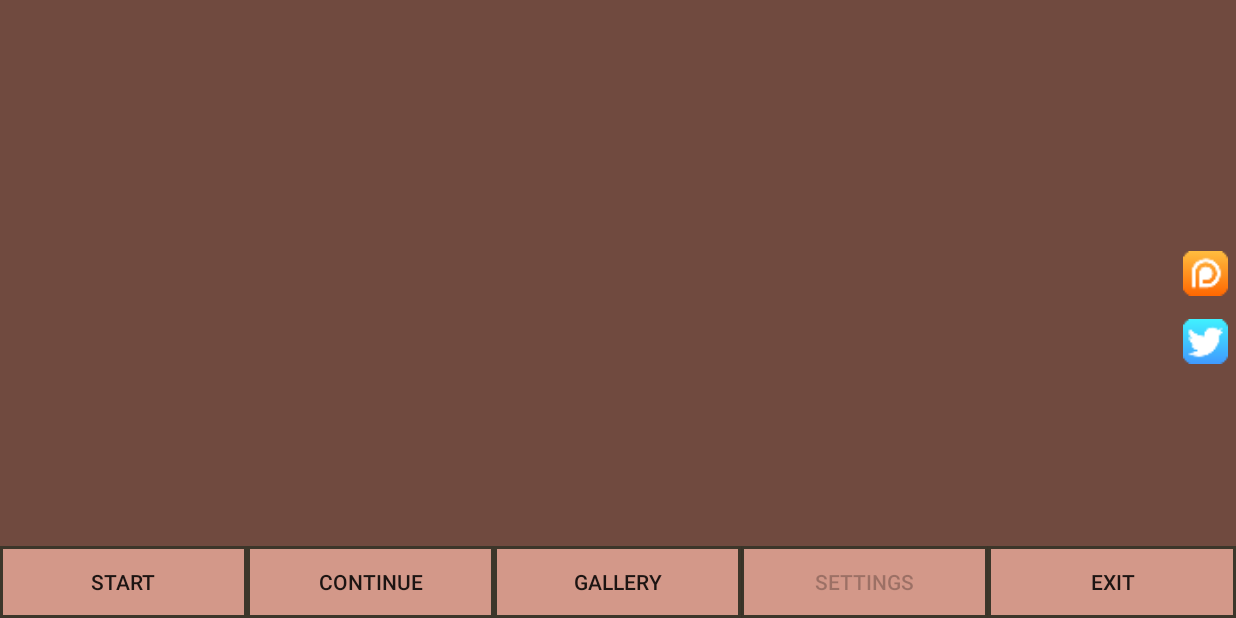
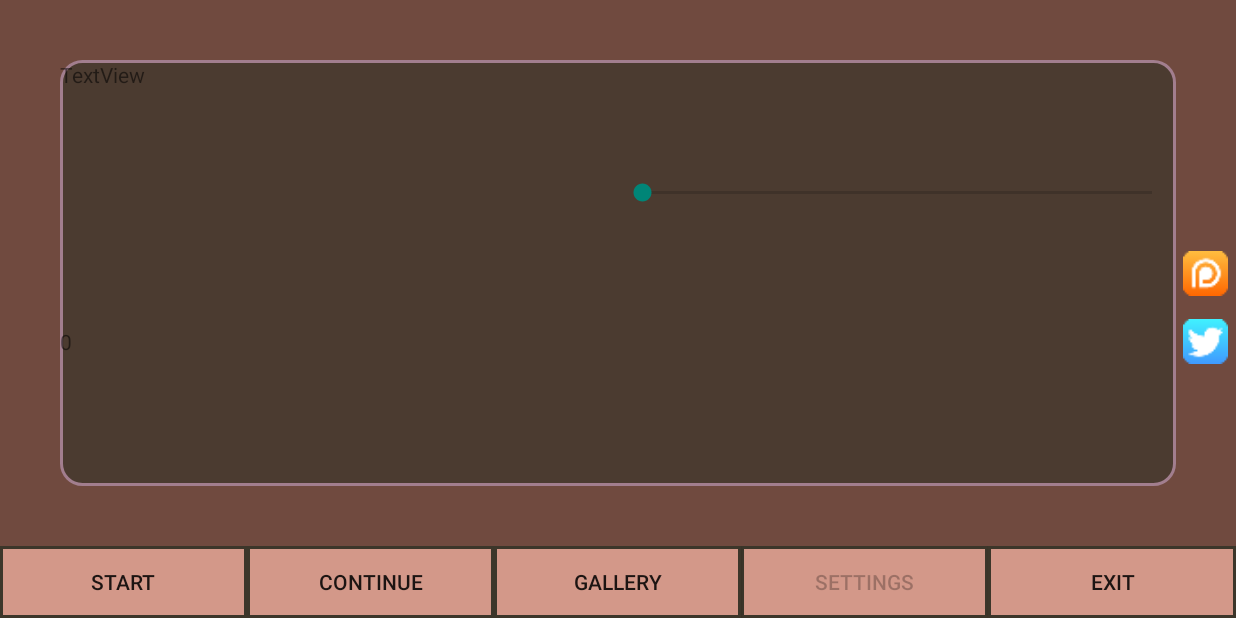
Before and after one commit to idvera77/Cosplay-Triple-Date, an Android app: the HomeActivity screen opened directly, with no data from a screen before it, after a tap on "SETTINGS", on a phone screen of 824 x 412 dp (held sideways). Run offline under Robolectric (Android 15) with nearby library versions, the phone set to English and light mode, and no system bars; 2 other taps on this screen came first.

```diff
--- a/app/src/main/AndroidManifest.xml
+++ b/app/src/main/AndroidManifest.xml
@@ -24,6 +24,7 @@
                 <category android:name="android.intent.category.LAUNCHER" />
             </intent-filter>
         </activity>
+        <service android:enabled="true" android:name="com.mystra77.visualnovel.services.ServiceGallery" android:stopWithTask="true" />
     </application>
 
 </manifest>
--- a/app/src/main/java/com/mystra77/visualnovel/HomeActivity.java
+++ b/app/src/main/java/com/mystra77/visualnovel/HomeActivity.java
@@ -5,9 +5,11 @@ import androidx.fragment.app.Fragment;
 import androidx.fragment.app.FragmentTransaction;
 
 import android.app.AlertDialog;
+import android.content.Context;
 import android.content.DialogInterface;
 import android.content.Intent;
 
+import android.content.SharedPreferences;
 import android.net.Uri;
 import android.os.Bundle;
 
@@ -36,10 +38,13 @@ public class HomeActivity extends AppCompatActivity {
     private FragmentTransaction transaction;
     private Handler handler;
     private MyOpenHelper moh;
+    private SharedPreferences preferencesSettings;
 
     @Override
     protected void onCreate(Bundle savedInstanceState) {
         super.onCreate(savedInstanceState);
+
+        preferencesSettings = getSharedPreferences(getString(R.string.app_name), Context.MODE_PRIVATE);
 
         //Delete Status Bar and insert Animation
         requestWindowFeature(Window.FEATURE_NO_TITLE);
@@ -163,6 +168,8 @@ public class HomeActivity extends AppCompatActivity {
         return moh;
     }
 
+    public SharedPreferences getPreferencesSettings() { return preferencesSettings; }
+
     @Override
     public void onBackPressed() {
 
--- a/app/src/main/java/com/mystra77/visualnovel/database/MyOpenHelper.java
+++ b/app/src/main/java/com/mystra77/visualnovel/database/MyOpenHelper.java
@@ -55,8 +55,10 @@ public class MyOpenHelper extends SQLiteOpenHelper {
         return player;
     }
 
-    public void deleteGame(int id){
-
+    public void deleteSaveGame(int id){
+        SQLiteDatabase db = this.getWritableDatabase();
+        db.delete(Constants.getTableGame(), Constants.getKeyId() + "=" + id, null);
+        db.execSQL("INSERT INTO " + Constants.getTableGame() + "(" + Constants.getKeyId() + ") VALUES (" + id + ")");
     }
 
     public int unlockGallerySelect() {
--- a/app/src/main/java/com/mystra77/visualnovel/fragments/SettingsFragment.java
+++ b/app/src/main/java/com/mystra77/visualnovel/fragments/SettingsFragment.java
@@ -1,6 +1,8 @@
 package com.mystra77.visualnovel.fragments;
 
 
+import android.content.Intent;
+import android.content.SharedPreferences;
 import android.os.Bundle;
 
 import androidx.fragment.app.Fragment;
@@ -8,12 +10,19 @@ import androidx.fragment.app.Fragment;
 import android.view.LayoutInflater;
 import android.view.View;
 import android.view.ViewGroup;
+import android.widget.SeekBar;
+import android.widget.TextView;
 
+
+import com.mystra77.visualnovel.HomeActivity;
 import com.mystra77.visualnovel.R;
 
 
 public class SettingsFragment extends Fragment {
-
+    private HomeActivity activity;
+    private View view;
+    private TextView recibirMusica;
+    private SeekBar volume;
 
     public SettingsFragment() {
         // Required empty public constructor
@@ -22,8 +31,43 @@ public class SettingsFragment extends Fragment {
 
     @Override
     public View onCreateView(LayoutInflater inflater, ViewGroup container, Bundle savedInstanceState) {
-        // Inflate the layout for this fragment
-        return inflater.inflate(R.layout.fragment_settings, container, false);
+        activity = (HomeActivity) getActivity();
+        view = inflater.inflate(R.layout.fragment_settings, container, false);
+
+        int volumenMusica;
+        volumenMusica = activity.getPreferencesSettings().getInt("volumen", 0);
+
+        recibirMusica = view.findViewById(R.id.recibirMusica);
+        volume = view.findViewById(R.id.seekBarMusic);
+        volume.setProgress(volumenMusica);
+        recibirMusica.setText(volumenMusica+"");
+
+        volume.setOnSeekBarChangeListener(new SeekBar.OnSeekBarChangeListener() {
+            @Override
+            public void onProgressChanged(SeekBar seekBar, int progress, boolean fromUser) {
+
+                int volume = progress;
+                recibirMusica.setText(volume+"");
+                SharedPreferences.Editor editor = activity.getPreferencesSettings().edit();
+                editor.putInt("volumen", volume);
+                editor.commit();
+
+            }
+
+            @Override
+            public void onStartTrackingTouch(SeekBar seekBar) {
+
+            }
+
+            @Override
+            public void onStopTrackingTouch(SeekBar seekBar) {
+
+            }
+        });
+
+
+
+        return view;
     }
 
 }
--- a/app/src/main/res/layout/fragment_settings.xml
+++ b/app/src/main/res/layout/fragment_settings.xml
@@ -1,7 +1,57 @@
 <?xml version="1.0" encoding="utf-8"?>
 <androidx.constraintlayout.widget.ConstraintLayout xmlns:android="http://schemas.android.com/apk/res/android"
+    xmlns:app="http://schemas.android.com/apk/res-auto"
     xmlns:tools="http://schemas.android.com/tools"
-    android:id="@+id/settingsConstraintLayout"
+    android:id="@+id/continueConstraintLayout"
     android:layout_width="match_parent"
     android:layout_height="match_parent"
-    tools:context=".fragments.SettingsFragment" />
+    android:layout_margin="40dp"
+    android:background="@drawable/border_menu"
+    tools:context=".fragments.SettingsFragment">
+
+    <LinearLayout
+        android:layout_width="0dp"
+        android:layout_height="0dp"
+        android:orientation="vertical"
+        app:layout_constraintBottom_toBottomOf="parent"
+        app:layout_constraintEnd_toEndOf="parent"
+        app:layout_constraintStart_toStartOf="parent"
+        app:layout_constraintTop_toTopOf="parent"
+        app:layout_constraintVertical_bias="0.6">
+
+        <LinearLayout
+            android:layout_width="match_parent"
+            android:layout_height="match_parent"
+            android:layout_weight="0.6"
+            android:orientation="horizontal">
+
+            <TextView
+                android:id="@+id/txtMusic"
+                android:layout_width="match_parent"
+                android:layout_height="match_parent"
+                android:layout_weight="1"
+                android:text="TextView" />
+
+            <SeekBar
+                android:id="@+id/seekBarMusic"
+                android:layout_width="match_parent"
+                android:layout_height="match_parent"
+                android:layout_weight="1" />
+        </LinearLayout>
+
+        <LinearLayout
+            android:layout_width="match_parent"
+            android:layout_height="match_parent"
+            android:layout_weight="1"
+            android:orientation="horizontal"
+            android:scaleType="fitXY">
+
+            <TextView
+                android:id="@+id/recibirMusica"
+                android:layout_width="wrap_content"
+                android:layout_height="wrap_content"
+                android:layout_weight="1"
+                android:text="TextView" />
+        </LinearLayout>
+    </LinearLayout>
+</androidx.constraintlayout.widget.ConstraintLayout>
--- a/app/src/main/res/values/colors.xml
+++ b/app/src/main/res/values/colors.xml
@@ -3,6 +3,7 @@
     <color name="colorLoadScreen">#DDBC99</color>
     <color name="border">#A27E8E</color>
     <color name="borderMenu">#3C362A</color>
+    <color name="borderImageGallery">#A27E8E</color>
     <color name="backgroundMenu">#B33C362A</color>
     <color name="backgroundHome">#704A3F</color>
     <color name="baseButton">#D39889</color>
--- a/app/src/main/res/values/strings.xml
+++ b/app/src/main/res/values/strings.xml
@@ -3,6 +3,7 @@
     <string name="newGame">New Game</string>
     <string name="exit">Exit</string>
     <string name="exitQuestion">Do you really want to exit?</string>
+    <string name="saveGame">Do you want to save?</string>
     <string name="deleteSaveGame">Are you sure you want to delete this save?</string>
     <string name="moveToPatreon">^_^ Move to Patreon?</string>
     <string name="moveToTwitter">^_^ Move to Twitter?</string>
```
Also changed, not shown: app/src/main/java/com/mystra77/visualnovel/Game.java (+26 -7 lines), app/src/main/java/com/mystra77/visualnovel/fragments/ContinueFragment.java (+19 -15 lines), app/src/main/java/com/mystra77/visualnovel/fragments/GalleryFragment.java (+0 -9 lines), app/src/main/java/com/mystra77/visualnovel/services/ServiceGallery.java (added, +65 -0 lines), app/src/main/res/drawable/gallery_border.xml (added, +7 -0 lines), app/src/main/res/layout/fragment_continue.xml (+9 -0 lines), app/src/main/res/layout/fragment_gallery.xml (+24 -8 lines).
